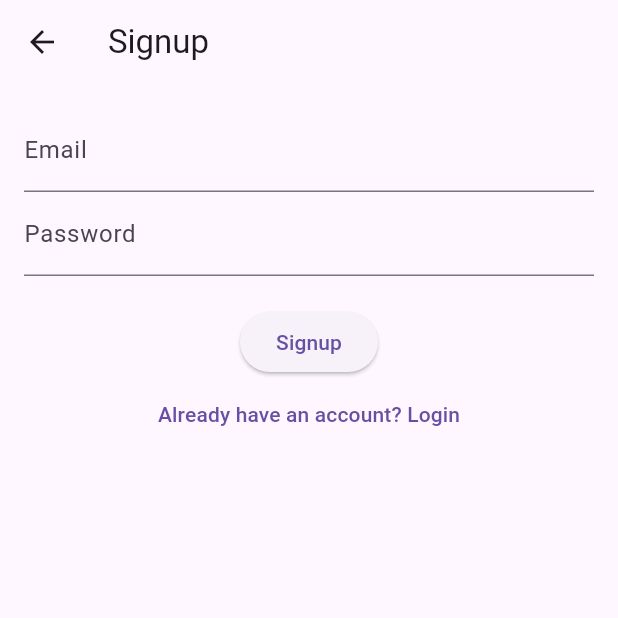
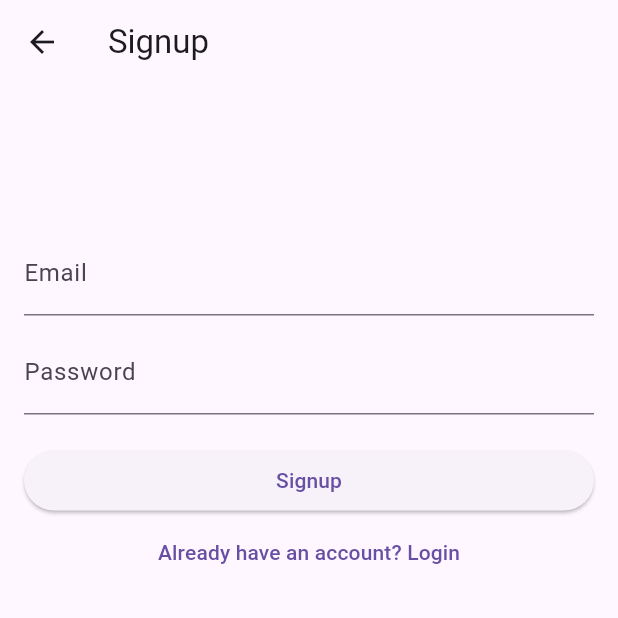
Before and after one commit to 12Omega/sprint1_login_app, a Flutter app: the SignupScreen screen opened by its route, after a tap on "Signup", after a tap on "Don't have an account? Sign up", on a phone screen of 412 x 824 dp, the top half of it. Run offline on Flutter 3.47's test engine with Material 3 defaults, Android fonts, the phone set to English and light mode, and no system bars.

Commit message:
added flexability when rotating and tried to fix the stateless tostatefull error

```diff
--- a/lib/main.dart
+++ b/lib/main.dart
@@ -6,7 +6,7 @@ import 'screens/home_screen.dart';
 void main() => runApp(const MyApp());
 
 class MyApp extends StatelessWidget {
-  const MyApp({Key? key}) : super(key: key);
+  const MyApp({super.key});
 
   @override
   Widget build(BuildContext context) {
--- a/lib/screens/home_screen.dart
+++ b/lib/screens/home_screen.dart
@@ -1,7 +1,7 @@
 import 'package:flutter/material.dart';
 
 class HomeScreen extends StatelessWidget {
-  const HomeScreen({Key? key}) : super(key: key);
+  const HomeScreen({super.key});
 
   @override
   Widget build(BuildContext context) {
--- a/lib/screens/login_screen.dart
+++ b/lib/screens/login_screen.dart
@@ -3,7 +3,7 @@ import '../services/auth_service.dart';
 import '../widgets/custom_textfield.dart';
 
 class LoginScreen extends StatefulWidget {
-  const LoginScreen({Key? key}) : super(key: key);
+  const LoginScreen({super.key});
 
   @override
   State<LoginScreen> createState() => _LoginScreenState();
@@ -15,19 +15,30 @@ class _LoginScreenState extends State<LoginScreen> {
 
   @override
   Widget build(BuildContext context) {
+    final screenHeight = MediaQuery.of(context).size.height;
+
     return Scaffold(
       appBar: AppBar(title: const Text("Login")),
-      body: Padding(
+      body: SingleChildScrollView(
         padding: const EdgeInsets.all(16.0),
+        child: Center(
+          child: ConstrainedBox(
+            constraints: const BoxConstraints(maxWidth: 500),
             child: Column(
+              crossAxisAlignment: CrossAxisAlignment.stretch,
               children: [
+                SizedBox(height: screenHeight * 0.1),
                 CustomTextField(controller: emailController, label: "Email"),
+                const SizedBox(height: 10),
                 CustomTextField(controller: passwordController, label: "Password", obscureText: true),
                 const SizedBox(height: 20),
                 ElevatedButton(
                   child: const Text("Login"),
                   onPressed: () {
-                final success = AuthService.login(emailController.text, passwordController.text);
+                    final success = AuthService.login(
+                      emailController.text,
+                      passwordController.text,
+                    );
                     if (success) {
                       Navigator.pushReplacementNamed(context, '/home');
                     } else {
@@ -44,6 +55,8 @@ class _LoginScreenState extends State<LoginScreen> {
               ],
             ),
           ),
+        ),
+      ),
     );
   }
 }
--- a/lib/screens/signup_screen.dart
+++ b/lib/screens/signup_screen.dart
@@ -3,7 +3,7 @@ import '../services/auth_service.dart';
 import '../widgets/custom_textfield.dart';
 
 class SignupScreen extends StatefulWidget {
-  const SignupScreen({Key? key}) : super(key: key);
+  const SignupScreen({super.key});
 
   @override
   State<SignupScreen> createState() => _SignupScreenState();
@@ -15,19 +15,30 @@ class _SignupScreenState extends State<SignupScreen> {
 
   @override
   Widget build(BuildContext context) {
+    final screenHeight = MediaQuery.of(context).size.height;
+
     return Scaffold(
       appBar: AppBar(title: const Text("Signup")),
-      body: Padding(
+      body: SingleChildScrollView(
         padding: const EdgeInsets.all(16.0),
+        child: Center(
+          child: ConstrainedBox(
+            constraints: const BoxConstraints(maxWidth: 500),
             child: Column(
+              crossAxisAlignment: CrossAxisAlignment.stretch,
               children: [
+                SizedBox(height: screenHeight * 0.1),
                 CustomTextField(controller: emailController, label: "Email"),
+                const SizedBox(height: 10),
                 CustomTextField(controller: passwordController, label: "Password", obscureText: true),
                 const SizedBox(height: 20),
                 ElevatedButton(
                   child: const Text("Signup"),
                   onPressed: () {
-                AuthService.signup(emailController.text, passwordController.text);
+                    AuthService.signup(
+                      emailController.text,
+                      passwordController.text,
+                    );
                     ScaffoldMessenger.of(context).showSnackBar(
                       const SnackBar(content: Text("Signup successful")),
                     );
@@ -41,6 +52,8 @@ class _SignupScreenState extends State<SignupScreen> {
               ],
             ),
           ),
+        ),
+      ),
     );
   }
 }
--- a/lib/widgets/custom_textfield.dart
+++ b/lib/widgets/custom_textfield.dart
@@ -6,11 +6,11 @@ class CustomTextField extends StatelessWidget {
   final bool obscureText;
 
   const CustomTextField({
-    Key? key,
+    super.key,
     required this.controller,
     required this.label,
     this.obscureText = false,
-  }) : super(key: key);
+  });
 
   @override
   Widget build(BuildContext context) {
```
Also changed, not shown: pubspec.yaml (+4 -68 lines), assets/images/a.jpeg (added), lib/screens/container_view.dart (renamed from lib/screens/containerView.dart). Lines whose indentation alone changed are shown as unchanged.
